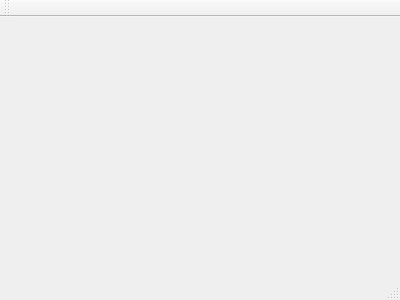
maeberli/GitWorkshop, file qtworkshop/qtworkshop.ui: the form before one commit.
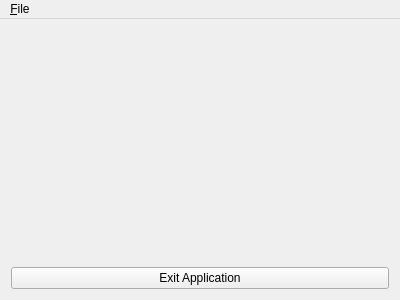
The form after the commit.

Commit message: Add applicaiton close menu entry and button.

The edit to the form file:
```diff
--- a/qtworkshop/qtworkshop.ui
+++ b/qtworkshop/qtworkshop.ui
@@ -12,13 +12,60 @@
   <property name="windowTitle" >
    <string>QtWorkshop</string>
   </property>
-  <widget class="QMenuBar" name="menuBar" />
-  <widget class="QToolBar" name="mainToolBar" />
-  <widget class="QWidget" name="centralWidget" />
-  <widget class="QStatusBar" name="statusBar" />
+  <widget class="QWidget" name="centralWidget">
+   <layout class="QVBoxLayout" name="verticalLayout_2">
+    <item>
+     <spacer name="verticalSpacer">
+      <property name="orientation">
+       <enum>Qt::Vertical</enum>
+      </property>
+      <property name="sizeHint" stdset="0">
+       <size>
+        <width>20</width>
+        <height>40</height>
+       </size>
+      </property>
+     </spacer>
+    </item>
+    <item>
+     <widget class="QPushButton" name="exitBtn">
+      <property name="text">
+       <string>Exit Application</string>
+      </property>
+     </widget>
+    </item>
+   </layout>
+  </widget>
+  <widget class="QMenuBar" name="menuBar">
+   <property name="geometry">
+    <rect>
+     <x>0</x>
+     <y>0</y>
+     <width>400</width>
+     <height>27</height>
+    </rect>
+   </property>
+   <widget class="QMenu" name="menuFile">
+    <property name="title">
+     <string>&amp;File</string>
+    </property>
+    <addaction name="actionExit"/>
+   </widget>
+   <addaction name="menuFile"/>
+  </widget>
+  <action name="actionExit">
+   <property name="text">
+    <string>Exit</string>
+   </property>
+   <property name="toolTip">
+    <string>Exit Applicaiton</string>
+   </property>
+   <property name="shortcut">
+    <string>E</string>
+   </property>
+  </action>
  </widget>
- <layoutDefault spacing="6" margin="11" />
- <pixmapfunction></pixmapfunction>
+ <layoutdefault spacing="6" margin="11"/>
  <resources/>
  <connections/>
 </ui>
```
Left out of the diff: 7 changed lines with no effect on the pictures. The commit also changes 1 other file.
